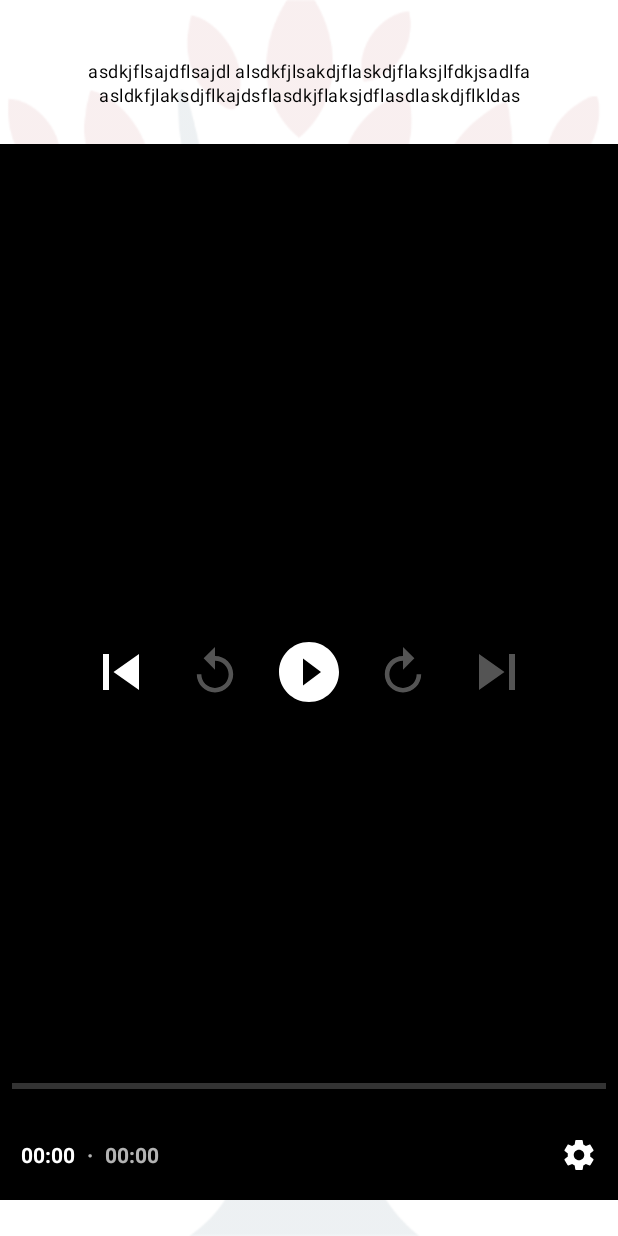
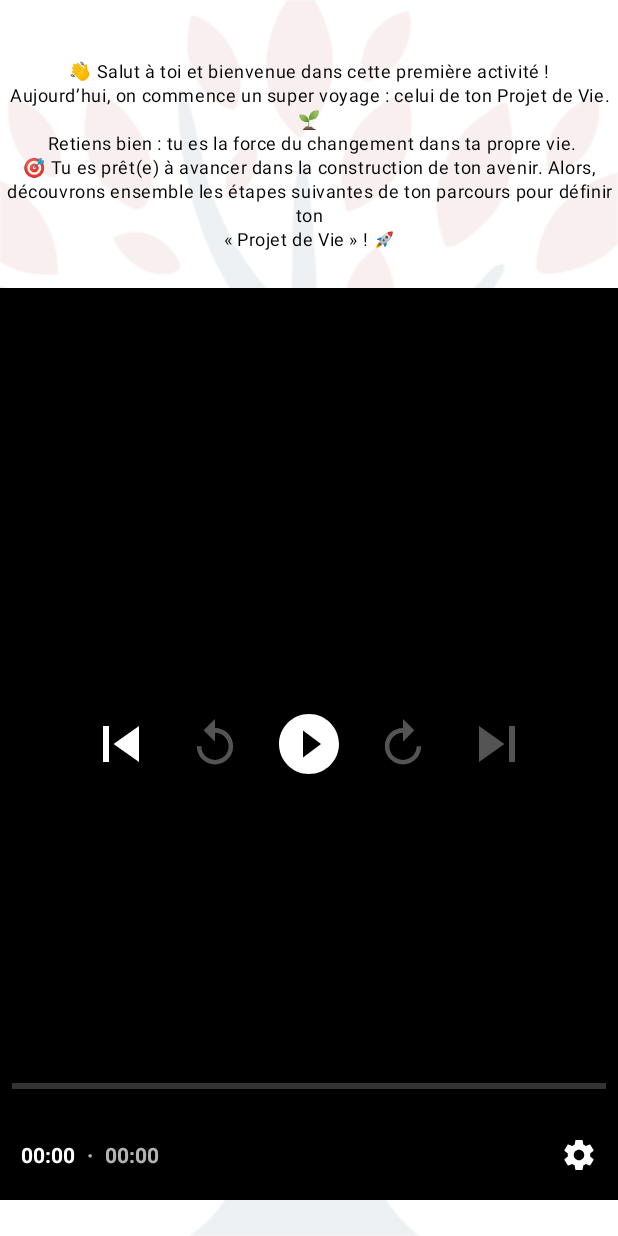
Before and after one commit to lagfo/Projet_de_vie, an Android app built with Jetpack Compose: the @Preview function PageIntroductionPreview, on a phone screen of 412 x 824 dp. Run offline under Robolectric (Android 15) with nearby library versions, the phone set to English and light mode, and no system bars.

Commit message:
commit project 07_07_2025 10h22

```diff
--- a/app/src/main/java/org/ticanalyse/projetdevie/presentation/app_navigator/AppNavigator.kt
+++ b/app/src/main/java/org/ticanalyse/projetdevie/presentation/app_navigator/AppNavigator.kt
@@ -104,6 +104,8 @@ fun AppNavigator() {
         backStackState?.destination?.route == BilanCompetanceIntroductionRoute::class.qualifiedName -> -1
         backStackState?.destination?.route == BilanCompetanceRoute::class.qualifiedName -> -1
         backStackState?.destination?.route == BilanCompetenceResumeRoute::class.qualifiedName -> -1
+        backStackState?.destination?.route == PlanificationProjetRoute::class.qualifiedName -> -1
+        backStackState?.destination?.route == PlanificationProjetResumeRoute::class.qualifiedName -> -1
         else -> 0
     }
 
--- a/app/src/main/java/org/ticanalyse/projetdevie/presentation/common/AppForm.kt
+++ b/app/src/main/java/org/ticanalyse/projetdevie/presentation/common/AppForm.kt
@@ -32,14 +32,12 @@ import androidx.compose.material.icons.filled.KeyboardArrowUp
 import androidx.compose.material3.Card
 import androidx.compose.material3.CardDefaults
 import androidx.compose.material3.Icon
-import androidx.compose.material3.MaterialTheme
 import androidx.compose.runtime.Composable
 import androidx.compose.runtime.MutableState
 import androidx.compose.runtime.getValue
 import androidx.compose.ui.Alignment
 import androidx.compose.ui.Modifier
 import androidx.compose.ui.draw.scale
-import androidx.compose.ui.graphics.Brush
 import androidx.compose.ui.graphics.Color
 import androidx.compose.ui.res.colorResource
 import androidx.compose.ui.res.painterResource
@@ -336,8 +334,8 @@ fun AppProfileForm(
                     ) {
                         val infiniteTransition = rememberInfiniteTransition()
                         val scale by infiniteTransition.animateFloat(
-                            initialValue = 0f,
-                            targetValue = 2.5f,
+                            initialValue = 0.5f,
+                            targetValue = 1f,
                             animationSpec = infiniteRepeatable(
                                 animation = tween(800, easing = FastOutSlowInEasing),
                                 repeatMode = RepeatMode.Reverse
--- a/app/src/main/java/org/ticanalyse/projetdevie/presentation/introduction/IntroductionHomeScreen.kt
+++ b/app/src/main/java/org/ticanalyse/projetdevie/presentation/introduction/IntroductionHomeScreen.kt
@@ -58,7 +58,12 @@ fun IntroductionHomeScreen(
            Box {
                Column(horizontalAlignment = Alignment.CenterHorizontally) {
                    Text(
-                       text = "asdkjflsajdflsajdl alsdkfjlsakdjflaskdjflaksjlfdkjsadlfa asldkfjlaksdjflkajdsflasdkjflaksjdflasdlaskdjflkldas",
+                       text = "\uD83D\uDC4B Salut à toi et bienvenue dans cette première activité !\n" +
+                               "Aujourd’hui, on commence un super voyage : celui de ton Projet de Vie. \uD83C\uDF31\n" +
+                               " Retiens bien : tu es la force du changement dans ta propre vie.\n" +
+                               "\uD83C\uDFAF Tu es prêt(e) à avancer dans la construction de ton avenir. Alors,\n" +
+                               "découvrons ensemble les étapes suivantes de ton parcours pour définir ton\n" +
+                               "« Projet de Vie » ! \uD83D\uDE80",
                        style = MaterialTheme.typography.bodySmall,
                        textAlign = TextAlign.Center,
                        modifier = Modifier.fillMaxWidth()
--- a/app/src/main/java/org/ticanalyse/projetdevie/presentation/planification_de_projet/PlanificationProjetScreen.kt
+++ b/app/src/main/java/org/ticanalyse/projetdevie/presentation/planification_de_projet/PlanificationProjetScreen.kt
@@ -23,6 +23,7 @@ import androidx.compose.ui.draw.clip
 import androidx.compose.ui.graphics.Color
 import androidx.compose.ui.layout.ContentScale
 import androidx.compose.ui.res.painterResource
+import androidx.compose.ui.res.stringResource
 import androidx.compose.ui.text.style.TextAlign
 import androidx.compose.ui.tooling.preview.Preview
 import androidx.compose.ui.unit.dp
@@ -58,7 +59,7 @@ fun PlanificationProjetScreen(
            Box {
                Column(horizontalAlignment = Alignment.CenterHorizontally) {
                    Text(
-                       text = "asdkjflsajdflsajdl alsdkfjlsakdjflaskdjflaksjlfdkjsadlfa asldkfjlaksdjflkajdsflasdkjflaksjdflasdlaskdjflkldas",
+                       text = stringResource(id = R.string.video_title),
                        style = MaterialTheme.typography.bodySmall,
                        textAlign = TextAlign.Center,
                        modifier = Modifier.fillMaxWidth()
--- a/app/src/main/java/org/ticanalyse/projetdevie/presentation/planification_de_projet/ResumePlanificationProjetScreen.kt
+++ b/app/src/main/java/org/ticanalyse/projetdevie/presentation/planification_de_projet/ResumePlanificationProjetScreen.kt
@@ -100,7 +100,7 @@ fun ResumePlanificationProjetScreen(
             horizontalAlignment = Alignment.CenterHorizontally
         ) {
             Text(
-                text = "asdkjflsajdflsajdl alsdkfjlsakdjflaskdjflaksjlfdkjsadlfa asldkfjlaksdjflkajdsflasdkjflaksjdflasdlaskdjflkldas",
+                text = "Fiche",
                 style = MaterialTheme.typography.bodySmall,
                 textAlign = TextAlign.Center,
                 modifier = Modifier.fillMaxWidth()
--- a/app/src/main/java/org/ticanalyse/projetdevie/presentation/register/RegisterScreen.kt
+++ b/app/src/main/java/org/ticanalyse/projetdevie/presentation/register/RegisterScreen.kt
@@ -28,6 +28,7 @@ import org.ticanalyse.projetdevie.R
 import org.ticanalyse.projetdevie.domain.model.User
 import org.ticanalyse.projetdevie.presentation.common.AppButton
 import org.ticanalyse.projetdevie.presentation.common.AppForm
+import org.ticanalyse.projetdevie.presentation.common.AppProfileForm
 import org.ticanalyse.projetdevie.presentation.common.appSTTManager
 import org.ticanalyse.projetdevie.presentation.common.appTTSManager
 import org.ticanalyse.projetdevie.utils.Global.validateAge
@@ -87,10 +88,10 @@ fun RegisterScreen (
 
         Column(modifier = Modifier
             .fillMaxSize()
-            .padding(start = 10.dp, end = 10.dp, top = 10.dp)) {
+            .padding(start = 5.dp, end = 5.dp, top = 10.dp)) {
             Box(modifier = Modifier.weight(.9f)) {
 
-                AppForm(
+                AppProfileForm(
                     imageUri = imageUri,
                     ttsManager = ttsManager,
                     sttManager = sttManager,
```
Also changed, not shown: app/src/main/java/org/ticanalyse/projetdevie/presentation/introduction/IntroductionCharactersScreen.kt (+19 -5 lines).
